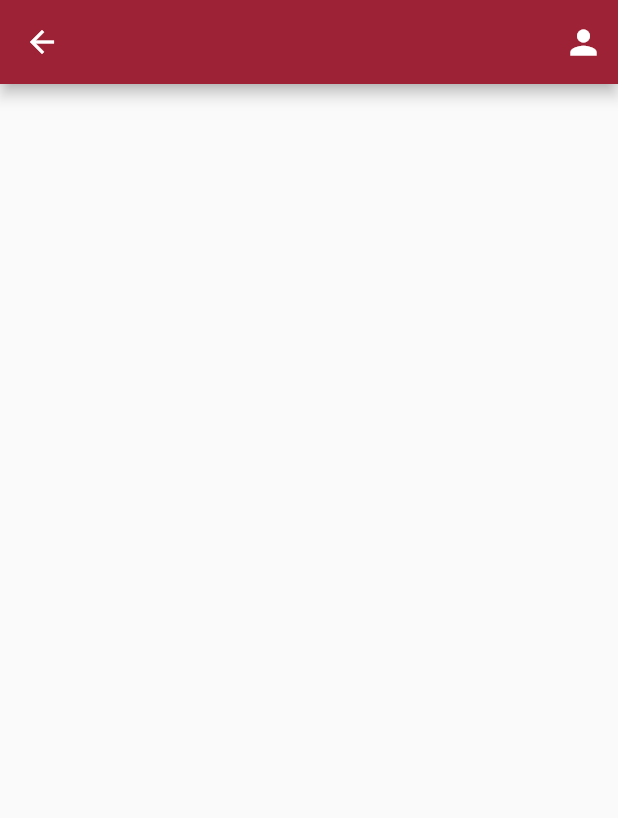
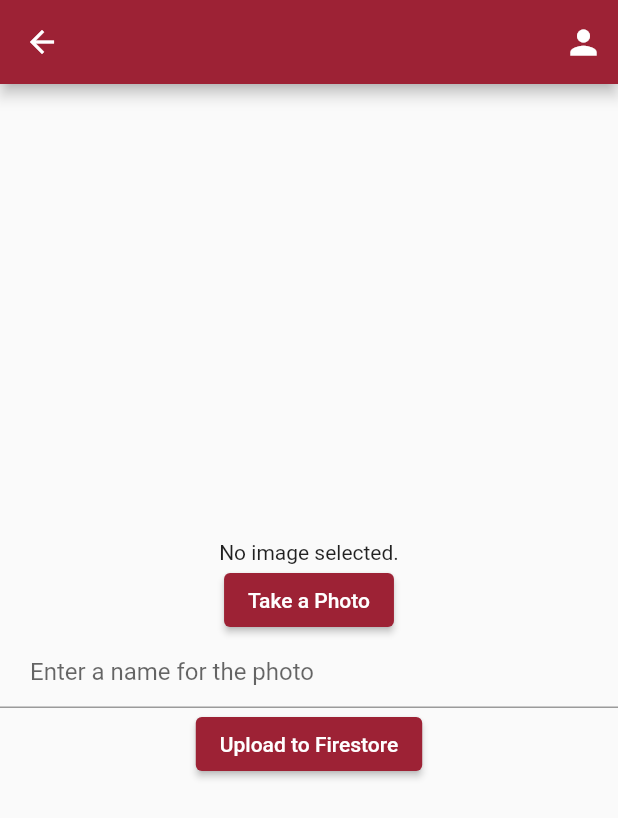
Before and after one commit to gdisalvo30/ChicoGuesser, a Flutter app: the screen it shows after launch, after a tap on "Upload", on a phone screen of 412 x 824 dp. Shown: the top 818 px of the screen. Run offline on Flutter 3.47's test engine with Material 2 defaults, Android fonts, the phone set to English and light mode, and no system bars; our stand-ins replace cloud_firestore, firebase_core, firebase_storage, image_picker; accounts and stored records are empty; network calls fail.

Commit message:
firebase image pull test

```diff
--- a/chicog/lib/main.dart
+++ b/chicog/lib/main.dart
@@ -1,19 +1,20 @@
-//import 'package:firebase_core/firebase_core.dart';
+import 'package:firebase_core/firebase_core.dart';
 import 'package:flutter/material.dart';
-//import 'firebase_options.dart';
+import 'firebase_options.dart';
 import 'package:chicoguesser/colors.dart';
 import 'package:chicoguesser/home.dart';
 
-/* Future<void> main() async {
+Future<void> main() async {
   WidgetsFlutterBinding.ensureInitialized();
   await Firebase.initializeApp(
     options: DefaultFirebaseOptions.currentPlatform,
   );
   runApp(const MyApp());
-} */
-void main() {
-  runApp(const MyApp());
 }
+
+// void main() {
+//   runApp(const MyApp());
+// }
 
 class MyApp extends StatelessWidget {
   const MyApp({super.key});
--- a/chicog/lib/upload.dart
+++ b/chicog/lib/upload.dart
@@ -1,8 +1,60 @@
+import 'dart:io';
 import 'package:flutter/material.dart';
+import 'package:image_picker/image_picker.dart';
+import 'package:firebase_storage/firebase_storage.dart';
+import 'package:cloud_firestore/cloud_firestore.dart';
 import 'package:chicoguesser/profile.dart';
 
-class UploadScreen extends StatelessWidget {
-  const UploadScreen({super.key});
+class UploadScreen extends StatefulWidget {
+  const UploadScreen({Key? key}) : super(key: key);
+
+  @override
+  _UploadScreenState createState() => _UploadScreenState();
+}
+
+class _UploadScreenState extends State<UploadScreen> {
+  late File _image;
+  final picker = ImagePicker();
+  final TextEditingController _nameController = TextEditingController();
+
+  Future<void> _getImageFromCamera() async {
+    final pickedFile = await picker.getImage(source: ImageSource.camera);
+
+    if (pickedFile != null) {
+      setState(() {
+        _image = File(pickedFile.path);
+      });
+    } else {
+      print('No image selected.');
+    }
+  }
+
+  Future<void> _uploadImageToFirestore() async {
+    if (_image == null) {
+      print('No image selected.');
+      return;
+    }
+
+    FirebaseStorage storage = FirebaseStorage.instance;
+    String fileName = _nameController.text.trim();
+    Reference ref = storage.ref().child("photos/$fileName.jpg");
+    UploadTask uploadTask = ref.putFile(_image);
+
+    await uploadTask.whenComplete(() async {
+      String downloadURL = await ref.getDownloadURL();
+
+      FirebaseFirestore.instance.collection('photos').add({
+        'downloadURL': downloadURL,
+        'name': fileName,
+      });
+    });
+  }
+
+  @override
+  void initState() {
+    super.initState();
+    _image = File('');
+  }
 
   @override
   Widget build(BuildContext context) {
@@ -27,6 +79,32 @@ class UploadScreen extends StatelessWidget {
           )
         ],
       ),
+      body: Column(
+        mainAxisAlignment: MainAxisAlignment.center,
+        children: <Widget>[
+          Center(
+            child: _image == null || _image.path == ''
+                ? const Text('No image selected.')
+                : Image.file(_image),
+          ),
+          ElevatedButton(
+            onPressed: _getImageFromCamera,
+            child: const Text('Take a Photo'),
+          ),
+          TextField(
+            controller: _nameController,
+            decoration: const InputDecoration(
+              hintText: 'Enter a name for the photo',
+              contentPadding:
+                  EdgeInsets.symmetric(horizontal: 20, vertical: 10),
+            ),
+          ),
+          ElevatedButton(
+            onPressed: _uploadImageToFirestore,
+            child: const Text('Upload to Firestore'),
+          ),
+        ],
+      ),
     );
   }
 }
--- a/chicog/pubspec.yaml
+++ b/chicog/pubspec.yaml
@@ -35,6 +35,10 @@ dependencies:
   # The following adds the Cupertino Icons font to your application.
   # Use with the CupertinoIcons class for iOS style icons.
   cupertino_icons: ^1.0.2
+  firebase_core: ^2.10.0
+  image_picker: ^0.8.7+4
+  firebase_storage: ^11.1.1
+  cloud_firestore: ^4.5.2
 
 dev_dependencies:
   flutter_test:
```
Also changed, not shown: chicog/lib/play.dart (+50 -2 lines), chicog/pubspec.lock, 3 other files.
